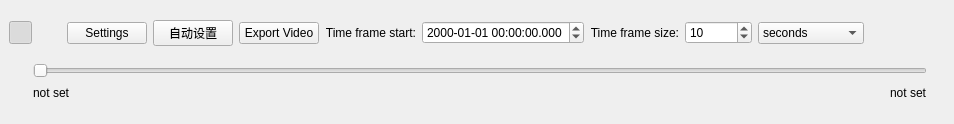
haocdp/TimeManager, file dockwidget2.ui: the form before one commit.
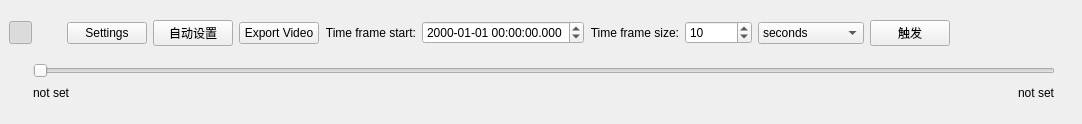
The form after the commit. Icons and pictures are not drawn.

```diff
--- a/dockwidget2.ui
+++ b/dockwidget2.ui
@@ -6,7 +6,7 @@
    <rect>
     <x>0</x>
     <y>0</y>
-    <width>954</width>
+    <width>1082</width>
     <height>124</height>
    </rect>
   </property>
@@ -18,7 +18,7 @@
   </property>
   <property name="minimumSize">
    <size>
-    <width>900</width>
+    <width>981</width>
     <height>121</height>
    </size>
   </property>
@@ -250,6 +250,13 @@
         </item>
        </widget>
       </item>
+      <item>
+       <widget class="QPushButton" name="pushButtonOdAnalysis">
+        <property name="text">
+         <string>触发</string>
+        </property>
+       </widget>
+      </item>
       <item>
        <spacer name="horizontalSpacer_2">
         <property name="orientation">
```
